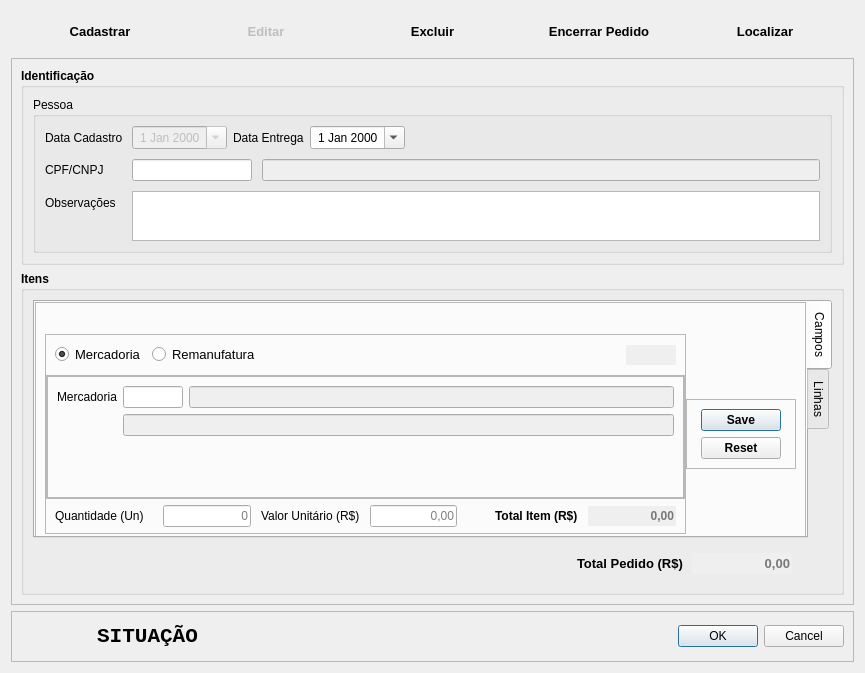
Old version of the form Resources/UI/CadastroPedido.ui in the repository Klubas/Projeto-SOAD.
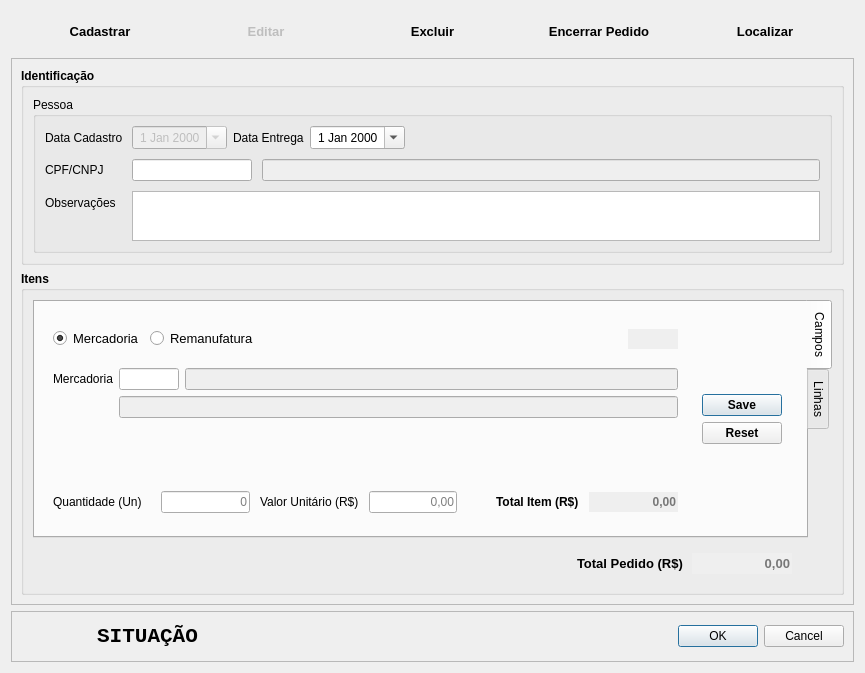
New version of the form. The open tabs and pages were chosen to show the change.

```diff
--- a/Resources/UI/CadastroPedido.ui
+++ b/Resources/UI/CadastroPedido.ui
@@ -645,7 +645,7 @@
                 <number>0</number>
                </property>
                <property name="bottomMargin">
-                <number>0</number>
+                <number>30</number>
                </property>
                <property name="spacing">
                 <number>0</number>
@@ -672,10 +672,10 @@
                   </font>
                  </property>
                  <property name="frameShape">
-                  <enum>QFrame::StyledPanel</enum>
+                  <enum>QFrame::NoFrame</enum>
                  </property>
                  <property name="frameShadow">
-                  <enum>QFrame::Raised</enum>
+                  <enum>QFrame::Plain</enum>
                  </property>
                  <layout class="QHBoxLayout" name="horizontalLayout_7">
                   <property name="spacing">
@@ -696,7 +696,7 @@
                      </size>
                     </property>
                     <property name="frameShape">
-                     <enum>QFrame::StyledPanel</enum>
+                     <enum>QFrame::NoFrame</enum>
                     </property>
                     <property name="frameShadow">
                      <enum>QFrame::Raised</enum>
@@ -867,10 +867,10 @@
                         </size>
                        </property>
                        <property name="frameShape">
-                        <enum>QFrame::StyledPanel</enum>
+                        <enum>QFrame::NoFrame</enum>
                        </property>
                        <property name="frameShadow">
-                        <enum>QFrame::Raised</enum>
+                        <enum>QFrame::Plain</enum>
                        </property>
                        <property name="lineWidth">
                         <number>1</number>
@@ -910,10 +910,10 @@
                          <item row="0" column="0">
                           <widget class="QFrame" name="frameFormLayout_mercadoria">
                            <property name="frameShape">
-                            <enum>QFrame::StyledPanel</enum>
+                            <enum>QFrame::NoFrame</enum>
                            </property>
                            <property name="frameShadow">
-                            <enum>QFrame::Raised</enum>
+                            <enum>QFrame::Plain</enum>
                            </property>
                            <layout class="QFormLayout" name="formLayout_4">
                             <property name="labelAlignment">
@@ -1465,7 +1465,7 @@
                      </size>
                     </property>
                     <property name="frameShape">
-                     <enum>QFrame::StyledPanel</enum>
+                     <enum>QFrame::NoFrame</enum>
                     </property>
                     <property name="frameShadow">
                      <enum>QFrame::Raised</enum>
```
Left out of the diff: 6 changed lines with no effect on the pictures.
